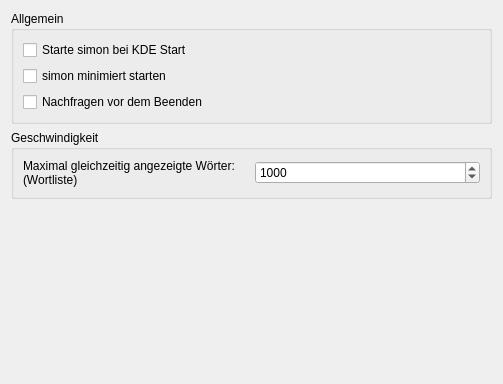
Before: the Qt Designer form simon/src/simonappcore/generalsettingsdlg.ui in KDE/simon, drawn with Qt 5.
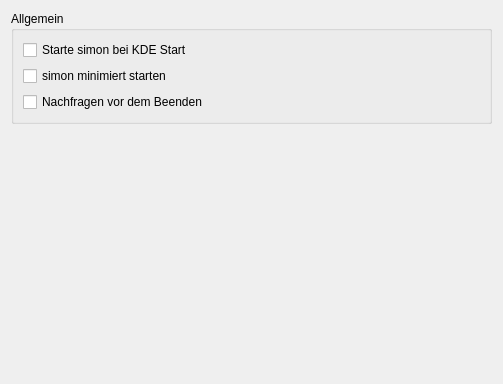
After: the same form once the commit is applied.

Commit message: Re-Adding the modelmanager-extension settings. Fixing the trainingstext import; Porting the WordListView to Qts Model/View

Diff of the .ui file:
```diff
--- a/simon/src/simonappcore/generalsettingsdlg.ui
+++ b/simon/src/simonappcore/generalsettingsdlg.ui
@@ -46,42 +46,6 @@
      </layout>
     </widget>
    </item>
-   <item>
-    <widget class="QGroupBox" name="gbPerformance" >
-     <property name="title" >
-      <string>Geschwindigkeit</string>
-     </property>
-     <property name="flat" >
-      <bool>false</bool>
-     </property>
-     <layout class="QGridLayout" >
-      <item row="0" column="0" >
-       <widget class="QLabel" name="label" >
-        <property name="text" >
-         <string>Maximal gleichzeitig angezeigte Wörter:
-(Wortliste)</string>
-        </property>
-       </widget>
-      </item>
-      <item row="0" column="1" >
-       <widget class="QSpinBox" name="kcfg_MaxConcurrentlyDisplayedWords" >
-        <property name="minimum" >
-         <number>1</number>
-        </property>
-        <property name="maximum" >
-         <number>10000000</number>
-        </property>
-        <property name="singleStep" >
-         <number>10</number>
-        </property>
-        <property name="value" >
-         <number>1000</number>
-        </property>
-       </widget>
-      </item>
-     </layout>
-    </widget>
-   </item>
    <item>
     <spacer>
      <property name="orientation" >
```
The commit also changes 17 other files.
